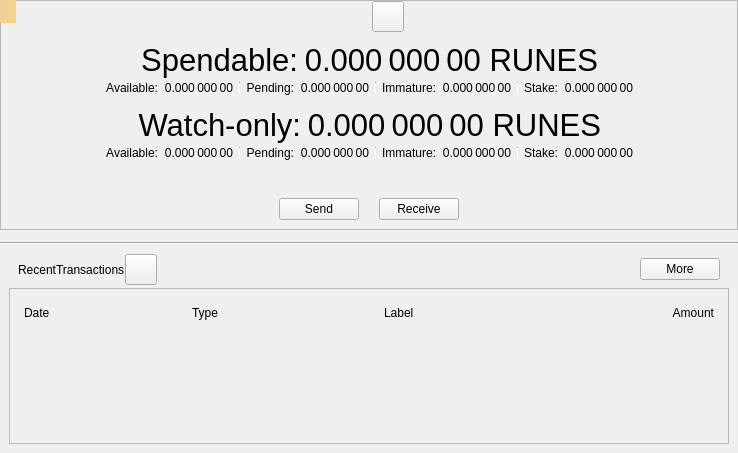
Old version of the form src/qt/forms/overviewpage.ui in the repository Runebase/runebase.
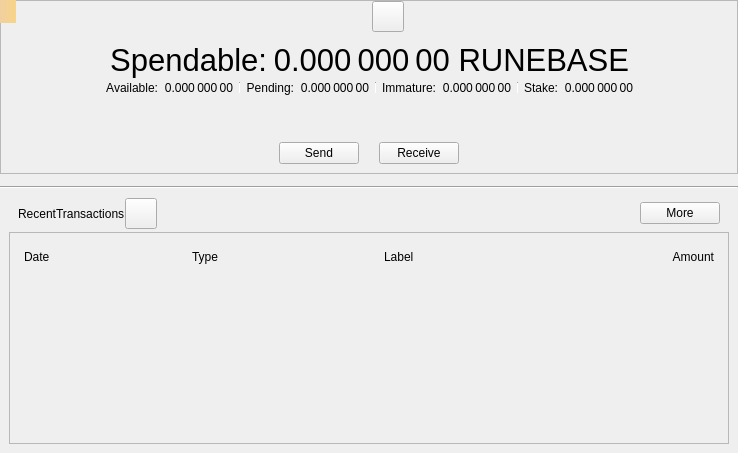
New version of the form. Icons and pictures are not drawn. Custom widgets are drawn as their Qt base class.

Commit message: Merge Qtum v30.2 (Bitcoin Core 30.2) into the Runebase layer

Diff of the .ui file:
```diff
--- a/src/qt/forms/overviewpage.ui
+++ b/src/qt/forms/overviewpage.ui
@@ -203,7 +203,7 @@
                <string>Your current total balance</string>
               </property>
               <property name="text">
-               <string notr="true">0.000 000 00 RUNES</string>
+               <string notr="true">0.000 000 00 RUNEBASE</string>
               </property>
               <property name="alignment">
                <set>Qt::AlignRight|Qt::AlignTrailing|Qt::AlignVCenter</set>
@@ -495,361 +495,6 @@
         </layout>
        </widget>
       </item>
-      <item>
-       <widget class="QWidget" name="widgetWatch" native="true">
-        <layout class="QVBoxLayout" name="verticalLayout_4">
-         <property name="spacing">
-          <number>0</number>
-         </property>
-         <property name="topMargin">
-          <number>0</number>
-         </property>
-         <property name="bottomMargin">
-          <number>0</number>
-         </property>
-         <item>
-          <widget class="QWidget" name="widgetWatchTotal" native="true">
-           <layout class="QHBoxLayout" name="horizontalLayout_8">
-            <property name="leftMargin">
-             <number>0</number>
-            </property>
-            <property name="topMargin">
-             <number>0</number>
-            </property>
-            <property name="rightMargin">
-             <number>0</number>
-            </property>
-            <property name="bottomMargin">
-             <number>0</number>
-            </property>
-            <item>
-             <spacer name="horizontalSpacer_11">
-              <property name="orientation">
-               <enum>Qt::Horizontal</enum>
-              </property>
-              <property name="sizeHint" stdset="0">
-               <size>
-                <width>0</width>
-                <height>20</height>
-               </size>
-              </property>
-             </spacer>
-            </item>
-            <item>
-             <widget class="QLabel" name="labelWatchonly">
-              <property name="font">
-               <font>
-                <pointsize>23</pointsize>
-               </font>
-              </property>
-              <property name="text">
-               <string>Watch-only:</string>
-              </property>
-              <property name="alignment">
-               <set>Qt::AlignRight|Qt::AlignTrailing|Qt::AlignVCenter</set>
-              </property>
-             </widget>
-            </item>
-            <item>
-             <widget class="QLabel" name="labelWatchTotal">
-              <property name="font">
-               <font>
-                <pointsize>23</pointsize>
-               </font>
-              </property>
-              <property name="cursor">
-               <cursorShape>IBeamCursor</cursorShape>
-              </property>
-              <property name="toolTip">
-               <string>Current total balance in watch-only addresses</string>
-              </property>
-              <property name="text">
-               <string notr="true">0.000 000 00 RUNES</string>
-              </property>
-              <property name="alignment">
-               <set>Qt::AlignRight|Qt::AlignTrailing|Qt::AlignVCenter</set>
-              </property>
-              <property name="textInteractionFlags">
-               <set>Qt::LinksAccessibleByMouse|Qt::TextSelectableByMouse</set>
-              </property>
-             </widget>
-            </item>
-            <item>
-             <spacer name="horizontalSpacer_12">
-              <property name="orientation">
-               <enum>Qt::Horizontal</enum>
-              </property>
-              <property name="sizeHint" stdset="0">
-               <size>
-                <width>0</width>
-                <height>20</height>
-               </size>
-              </property>
-             </spacer>
-            </item>
-           </layout>
-          </widget>
-         </item>
-         <item>
-          <layout class="QHBoxLayout" name="horizontalLayout_14">
-           <property name="leftMargin">
-            <number>0</number>
-           </property>
-           <property name="rightMargin">
-            <number>0</number>
-           </property>
-           <item>
-            <spacer name="horizontalSpacer_13">
-             <property name="orientation">
-              <enum>Qt::Horizontal</enum>
-             </property>
-             <property name="sizeHint" stdset="0">
-              <size>
-               <width>0</width>
-               <height>20</height>
-              </size>
-             </property>
-            </spacer>
-           </item>
-           <item>
-            <widget class="QWidget" name="widgetWatchAvailable" native="true">
-             <layout class="QHBoxLayout" name="horizontalLayout_9">
-              <property name="leftMargin">
-               <number>0</number>
-              </property>
-              <property name="topMargin">
-               <number>0</number>
-              </property>
-              <property name="rightMargin">
-               <number>0</number>
-              </property>
-              <property name="bottomMargin">
-               <number>0</number>
-              </property>
-              <item>
-               <widget class="QLabel" name="labelWatchAvailableText">
-                <property name="text">
-                 <string>Available:</string>
-                </property>
-                <property name="alignment">
-                 <set>Qt::AlignRight|Qt::AlignTrailing|Qt::AlignVCenter</set>
-                </property>
-               </widget>
-              </item>
-              <item>
-               <widget class="QLabel" name="labelWatchAvailable">
-                <property name="cursor">
-                 <cursorShape>IBeamCursor</cursorShape>
-                </property>
-                <property name="toolTip">
-                 <string>Your current balance in watch-only addresses</string>
-                </property>
-                <property name="text">
-                 <string notr="true">0.000 000 00</string>
-                </property>
-                <property name="alignment">
-                 <set>Qt::AlignRight|Qt::AlignTrailing|Qt::AlignVCenter</set>
-                </property>
-                <property name="textInteractionFlags">
-                 <set>Qt::LinksAccessibleByMouse|Qt::TextSelectableByMouse</set>
-                </property>
-               </widget>
-              </item>
-             </layout>
-            </widget>
-           </item>
-           <item>
-            <widget class="QWidget" name="widgetWatchPending" native="true">
-             <layout class="QHBoxLayout" name="horizontalLayout_10">
-              <property name="leftMargin">
-               <number>6</number>
-              </property>
-              <property name="topMargin">
-               <number>0</number>
-              </property>
-              <property name="rightMargin">
-               <number>0</number>
-              </property>
-              <property name="bottomMargin">
-               <number>0</number>
-              </property>
-              <item>
-               <widget class="Line" name="vLine_4">
-                <property name="maximumSize">
-                 <size>
-                  <width>1</width>
-                  <height>12</height>
-                 </size>
-                </property>
-                <property name="orientation">
-                 <enum>Qt::Vertical</enum>
-                </property>
-               </widget>
-              </item>
-              <item>
-               <widget class="QLabel" name="labelWatchPendingText">
-                <property name="text">
-                 <string>Pending:</string>
-                </property>
-                <property name="alignment">
-                 <set>Qt::AlignRight|Qt::AlignTrailing|Qt::AlignVCenter</set>
-                </property>
-               </widget>
-              </item>
-              <item>
-               <widget class="QLabel" name="labelWatchPending">
-                <property name="cursor">
-                 <cursorShape>IBeamCursor</cursorShape>
-                </property>
-                <property name="toolTip">
-                 <string>Unconfirmed transactions to watch-only addresses</string>
-                </property>
-                <property name="text">
-                 <string notr="true">0.000 000 00</string>
-                </property>
-                <property name="alignment">
-                 <set>Qt::AlignRight|Qt::AlignTrailing|Qt::AlignVCenter</set>
-                </property>
-                <property name="textInteractionFlags">
-                 <set>Qt::LinksAccessibleByMouse|Qt::TextSelectableByMouse</set>
-                </property>
-               </widget>
-              </item>
-             </layout>
-            </widget>
-           </item>
-           <item>
-            <widget class="QWidget" name="widgetWatchImmature" native="true">
-             <layout class="QHBoxLayout" name="horizontalLayout_11">
-              <property name="leftMargin">
-               <number>6</number>
-              </property>
-              <property name="topMargin">
-               <number>0</number>
-              </property>
-              <property name="rightMargin">
-               <number>0</number>
-              </property>
-              <property name="bottomMargin">
-               <number>0</number>
-              </property>
-              <item>
-               <widget class="Line" name="vLine_5">
-                <property name="maximumSize">
-                 <size>
-                  <width>1</width>
-                  <height>12</height>
-                 </size>
-                </property>
-                <property name="orientation">
-                 <enum>Qt::Vertical</enum>
-                </property>
-               </widget>
-              </item>
-              <item>
-               <widget class="QLabel" name="labelWatchImmatureText">
-                <property name="text">
-                 <string>Immature:</string>
-                </property>
-                <property name="alignment">
-                 <set>Qt::AlignRight|Qt::AlignTrailing|Qt::AlignVCenter</set>
-                </property>
-               </widget>
-              </item>
-              <item>
-               <widget class="QLabel" name="labelWatchImmature">
-                <property name="cursor">
-                 <cursorShape>IBeamCursor</cursorShape>
-                </property>
-                <property name="toolTip">
-                 <string>Mined balance in watch-only addresses that has not yet matured</string>
-                </property>
-                <property name="text">
-                 <string notr="true">0.000 000 00</string>
-                </property>
-                <property name="alignment">
-                 <set>Qt::AlignRight|Qt::AlignTrailing|Qt::AlignVCenter</set>
-                </property>
-                <property name="textInteractionFlags">
-                 <set>Qt::LinksAccessibleByMouse|Qt::TextSelectableByMouse</set>
-                </property>
-               </widget>
-              </item>
-             </layout>
-            </widget>
-           </item>
-           <item>
-            <widget class="QWidget" name="widgetWatchStake" native="true">
-             <layout class="QHBoxLayout" name="horizontalLayout_12">
-              <property name="leftMargin">
-               <number>6</number>
-              </property>
-              <property name="topMargin">
-               <number>0</number>
-              </property>
-              <property name="rightMargin">
-               <number>0</number>
-              </property>
-              <property name="bottomMargin">
-               <number>0</number>
-              </property>
-              <item>
-               <widget class="Line" name="vLine_6">
-                <property name="maximumSize">
-                 <size>
-                  <width>1</width>
-                  <height>12</height>
-                 </size>
-                </property>
-                <property name="orientation">
-                 <enum>Qt::Vertical</enum>
-                </property>
-               </widget>
-              </item>
-              <item>
-               <widget class="QLabel" name="labelWatchStakeText">
-                <property name="text">
-                 <string>Stake:</string>
-                </property>
-                <property name="alignment">
-                 <set>Qt::AlignRight|Qt::AlignTrailing|Qt::AlignVCenter</set>
-                </property>
-               </widget>
-              </item>
-              <item>
-               <widget class="QLabel" name="labelWatchStake">
-                <property name="text">
-                 <string>0.000 000 00</string>
-                </property>
-                <property name="alignment">
-                 <set>Qt::AlignRight|Qt::AlignTrailing|Qt::AlignVCenter</set>
-                </property>
-                <property name="textInteractionFlags">
-                 <set>Qt::LinksAccessibleByMouse|Qt::TextSelectableByMouse</set>
-                </property>
-               </widget>
-              </item>
-             </layout>
-            </widget>
-           </item>
-           <item>
-            <spacer name="horizontalSpacer_14">
-             <property name="orientation">
-              <enum>Qt::Horizontal</enum>
-             </property>
-             <property name="sizeHint" stdset="0">
-              <size>
-               <width>0</width>
-               <height>20</height>
-              </size>
-             </property>
-            </spacer>
-           </item>
-          </layout>
-         </item>
-        </layout>
-       </widget>
-      </item>
       <item>
        <widget class="QWidget" name="widgetTransaction" native="true">
         <layout class="QHBoxLayout" name="horizontalLayout_15">
```
The commit also changes 1559 other files.
